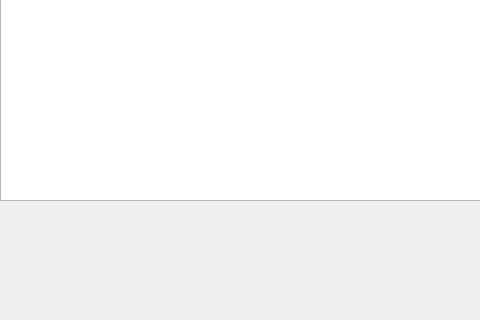
Old version of the form demo1/doc_information.ui in the repository KeviaWang/work; both pictures show x 0 to 480 and y 180 to 500 of the 600 by 500 pixel window.
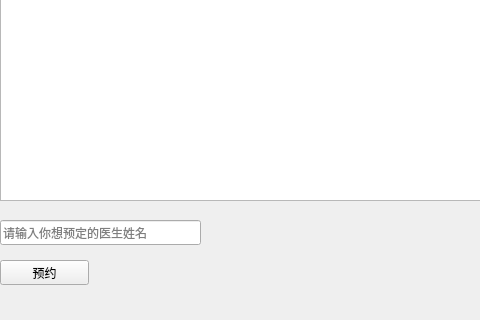
New version of the form.

```diff
--- a/demo1/doc_information.ui
+++ b/demo1/doc_information.ui
@@ -49,6 +49,32 @@
     <string>确定</string>
    </property>
   </widget>
+  <widget class="QLineEdit" name="lineEdit">
+   <property name="geometry">
+    <rect>
+     <x>0</x>
+     <y>400</y>
+     <width>201</width>
+     <height>25</height>
+    </rect>
+   </property>
+   <property name="placeholderText">
+    <string>请输入你想预定的医生姓名</string>
+   </property>
+  </widget>
+  <widget class="QPushButton" name="pushButton_3">
+   <property name="geometry">
+    <rect>
+     <x>0</x>
+     <y>440</y>
+     <width>89</width>
+     <height>25</height>
+    </rect>
+   </property>
+   <property name="text">
+    <string>预约</string>
+   </property>
+  </widget>
  </widget>
  <resources/>
  <connections>
```
